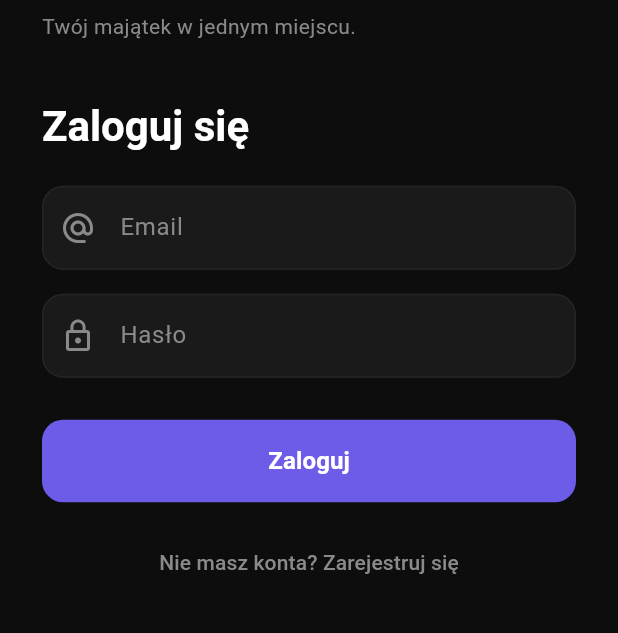
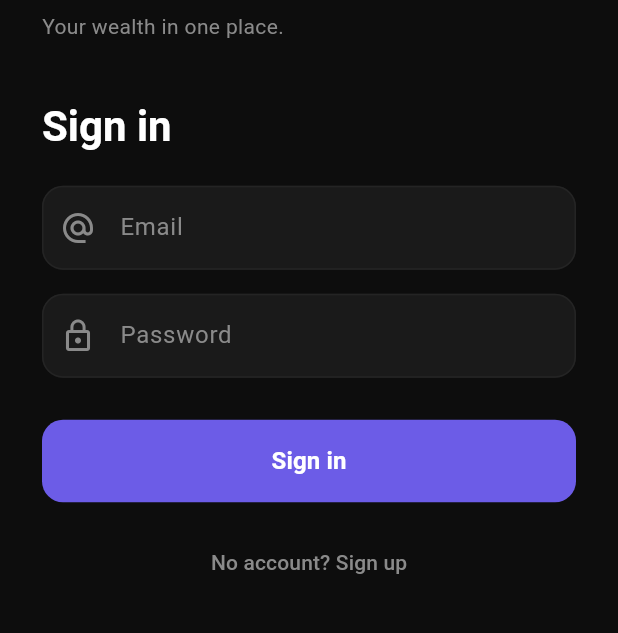
Before and after one commit to tomekmikolajwilk-coder/abundapp-frontend, a Flutter app: the screen it shows after launch, on a phone screen of 412 x 824 dp, the part 349-982 px from its top. Run offline on Flutter 3.47's test engine with Material 3 defaults, Android fonts, the phone set to English and light mode, and no system bars; our stand-ins replace fl_chart, flutter_riverpod, shared_preferences, supabase_flutter, syncfusion_flutter_charts; accounts and stored records are empty.

Commit message:
feat: i18n faza 4 — ekran logowania + ekran transakcji
auth_screen: tytuły/CTA (Zaloguj/Załóż konto), tagline, przełącznik trybu,
pola (Email/Hasło) + walidatory, komunikaty (konto utworzone, błąd ogólny).
transactions_screen: tytuł, błąd ładowania, "po {cena}", empty-state.
~20 kluczy × 5 języków. auth_screen_test owinięty w MaterialApp z delegatami l10n
(locale pl → asercje PL dalej trzymają).

Zostaje: kody błędów backendu (opcja A), data w transakcjach (intl per-locale),
drobne (edytor pozycji, "Zalogowano jako", top-movers, empty-state dashboardu).

Co-Authored-By: Claude Opus 4.8 <noreply@anthropic.com>

```diff
--- a/lib/features/auth/auth_screen.dart
+++ b/lib/features/auth/auth_screen.dart
@@ -3,6 +3,7 @@ import 'package:flutter_riverpod/flutter_riverpod.dart';
 import 'package:supabase_flutter/supabase_flutter.dart';
 import '../../core/providers/auth_provider.dart';
 import '../../core/theme/app_theme.dart';
+import '../../l10n/app_localizations.dart';
 
 /// Ekran logowania / rejestracji (email + hasło).
 ///
@@ -52,8 +53,7 @@ class _AuthScreenState extends ConsumerState<AuthScreen> {
         // logowanie nastąpi dopiero po kliknięciu linku z wiadomości.
         if (res.session == null && mounted) {
           setState(() {
-            _info = 'Konto utworzone. Sprawdź email, aby je potwierdzić, '
-                'a potem zaloguj się.';
+            _info = AppLocalizations.of(context).authAccountCreated;
             _isRegister = false;
           });
         }
@@ -65,7 +65,7 @@ class _AuthScreenState extends ConsumerState<AuthScreen> {
       if (mounted) setState(() => _error = e.message);
     } catch (_) {
       if (mounted) {
-        setState(() => _error = 'Coś poszło nie tak. Spróbuj ponownie.');
+        setState(() => _error = AppLocalizations.of(context).authGenericError);
       }
     } finally {
       if (mounted) setState(() => _loading = false);
@@ -83,8 +83,9 @@ class _AuthScreenState extends ConsumerState<AuthScreen> {
   @override
   Widget build(BuildContext context) {
     final theme = Theme.of(context);
-    final title = _isRegister ? 'Załóż konto' : 'Zaloguj się';
-    final cta = _isRegister ? 'Zarejestruj' : 'Zaloguj';
+    final l = AppLocalizations.of(context);
+    final title = _isRegister ? l.authSignUpTitle : l.authSignInTitle;
+    final cta = _isRegister ? l.authSignUp : l.authSignIn;
 
     return Scaffold(
       backgroundColor: AppColors.background,
@@ -103,7 +104,7 @@ class _AuthScreenState extends ConsumerState<AuthScreen> {
                     Text('Abundapp', style: theme.textTheme.displayLarge),
                     const SizedBox(height: 8),
                     Text(
-                      'Twój majątek w jednym miejscu.',
+                      l.authTagline,
                       style: theme.textTheme.bodyMedium,
                     ),
                     const SizedBox(height: 40),
@@ -153,8 +154,8 @@ class _AuthScreenState extends ConsumerState<AuthScreen> {
                       onPressed: _loading ? null : _toggleMode,
                       child: Text(
                         _isRegister
-                            ? 'Masz już konto? Zaloguj się'
-                            : 'Nie masz konta? Zarejestruj się',
+                            ? l.authToggleToSignIn
+                            : l.authToggleToSignUp,
                         style: const TextStyle(color: AppColors.textSecondary),
                       ),
                     ),
@@ -181,12 +182,14 @@ class _EmailField extends StatelessWidget {
       autocorrect: false,
       autofillHints: const [AutofillHints.email],
       style: const TextStyle(color: AppColors.textPrimary),
-      decoration: _inputDecoration('Email', Icons.alternate_email),
+      decoration:
+          _inputDecoration(AppLocalizations.of(context).authEmail, Icons.alternate_email),
       validator: (v) {
+        final l = AppLocalizations.of(context);
         final value = v?.trim() ?? '';
-        if (value.isEmpty) return 'Podaj email';
+        if (value.isEmpty) return l.authEnterEmail;
         if (!value.contains('@') || !value.contains('.')) {
-          return 'Nieprawidłowy email';
+          return l.authInvalidEmail;
         }
         return null;
       },
@@ -205,10 +208,12 @@ class _PasswordField extends StatelessWidget {
       obscureText: true,
       autofillHints: const [AutofillHints.password],
       style: const TextStyle(color: AppColors.textPrimary),
-      decoration: _inputDecoration('Hasło', Icons.lock_outline),
+      decoration:
+          _inputDecoration(AppLocalizations.of(context).authPassword, Icons.lock_outline),
       validator: (v) {
-        if (v == null || v.isEmpty) return 'Podaj hasło';
-        if (v.length < 6) return 'Hasło min. 6 znaków';
+        final l = AppLocalizations.of(context);
+        if (v == null || v.isEmpty) return l.authEnterPassword;
+        if (v.length < 6) return l.authPasswordMin;
         return null;
       },
     );
--- a/lib/l10n/app_en.arb
+++ b/lib/l10n/app_en.arb
@@ -67,5 +67,26 @@
   "addInOtherCategory": "Add it under Other",
   "andSetValueManually": " and set the value manually.",
   "pickFromList": "Pick from list",
-  "chooseAsset": "Choose asset"
+  "chooseAsset": "Choose asset",
+  "authTagline": "Your wealth in one place.",
+  "authSignInTitle": "Sign in",
+  "authSignUpTitle": "Create account",
+  "authSignIn": "Sign in",
+  "authSignUp": "Sign up",
+  "authToggleToSignIn": "Already have an account? Sign in",
+  "authToggleToSignUp": "No account? Sign up",
+  "authEmail": "Email",
+  "authEnterEmail": "Enter your email",
+  "authInvalidEmail": "Invalid email",
+  "authPassword": "Password",
+  "authEnterPassword": "Enter your password",
+  "authPasswordMin": "Password must be at least 6 characters",
+  "authAccountCreated": "Account created. Check your email to confirm it, then sign in.",
+  "authGenericError": "Something went wrong. Please try again.",
+  "txTitle": "Transactions",
+  "txLoadError": "Couldn't load transactions",
+  "txAtPrice": "at {price}",
+  "@txAtPrice": { "placeholders": { "price": { "type": "String" } } },
+  "txEmpty": "No transactions",
+  "txEmptyHint": "Add an asset and a purchase entry will appear here."
 }
--- a/lib/l10n/app_localizations.dart
+++ b/lib/l10n/app_localizations.dart
@@ -499,6 +499,126 @@ abstract class AppLocalizations {
   /// In en, this message translates to:
   /// **'Choose asset'**
   String get chooseAsset;
+
+  /// No description provided for @authTagline.
+  ///
+  /// In en, this message translates to:
+  /// **'Your wealth in one place.'**
+  String get authTagline;
+
+  /// No description provided for @authSignInTitle.
+  ///
+  /// In en, this message translates to:
+  /// **'Sign in'**
+  String get authSignInTitle;
+
+  /// No description provided for @authSignUpTitle.
+  ///
+  /// In en, this message translates to:
+  /// **'Create account'**
+  String get authSignUpTitle;
+
+  /// No description provided for @authSignIn.
+  ///
+  /// In en, this message translates to:
+  /// **'Sign in'**
+  String get authSignIn;
+
+  /// No description provided for @authSignUp.
+  ///
+  /// In en, this message translates to:
+  /// **'Sign up'**
+  String get authSignUp;
+
+  /// No description provided for @authToggleToSignIn.
+  ///
+  /// In en, this message translates to:
+  /// **'Already have an account? Sign in'**
+  String get authToggleToSignIn;
+
+  /// No description provided for @authToggleToSignUp.
+  ///
+  /// In en, this message translates to:
+  /// **'No account? Sign up'**
+  String get authToggleToSignUp;
+
+  /// No description provided for @authEmail.
+  ///
+  /// In en, this message translates to:
+  /// **'Email'**
+  String get authEmail;
+
+  /// No description provided for @authEnterEmail.
+  ///
+  /// In en, this message translates to:
+  /// **'Enter your email'**
+  String get authEnterEmail;
+
+  /// No description provided for @authInvalidEmail.
+  ///
+  /// In en, this message translates to:
+  /// **'Invalid email'**
+  String get authInvalidEmail;
+
+  /// No description provided for @authPassword.
+  ///
+  /// In en, this message translates to:
+  /// **'Password'**
+  String get authPassword;
+
+  /// No description provided for @authEnterPassword.
+  ///
+  /// In en, this message translates to:
+  /// **'Enter your password'**
+  String get authEnterPassword;
+
+  /// No description provided for @authPasswordMin.
+  ///
+  /// In en, this message translates to:
+  /// **'Password must be at least 6 characters'**
+  String get authPasswordMin;
+
+  /// No description provided for @authAccountCreated.
+  ///
+  /// In en, this message translates to:
+  /// **'Account created. Check your email to confirm it, then sign in.'**
+  String get authAccountCreated;
+
+  /// No description provided for @authGenericError.
+  ///
+  /// In en, this message translates to:
+  /// **'Something went wrong. Please try again.'**
+  String get authGenericError;
+
+  /// No description provided for @txTitle.
+  ///
+  /// In en, this message translates to:
+  /// **'Transactions'**
+  String get txTitle;
+
+  /// No description provided for @txLoadError.
+  ///
+  /// In en, this message translates to:
+  /// **'Couldn\'t load transactions'**
+  String get txLoadError;
+
+  /// No description provided for @txAtPrice.
+  ///
+  /// In en, this message translates to:
+  /// **'at {price}'**
+  String txAtPrice(String price);
+
+  /// No description provided for @txEmpty.
+  ///
+  /// In en, this message translates to:
+  /// **'No transactions'**
+  String get txEmpty;
+
+  /// No description provided for @txEmptyHint.
+  ///
+  /// In en, this message translates to:
+  /// **'Add an asset and a purchase entry will appear here.'**
+  String get txEmptyHint;
 }
 
 class _AppLocalizationsDelegate
--- a/lib/l10n/app_localizations_en.dart
+++ b/lib/l10n/app_localizations_en.dart
@@ -215,4 +215,68 @@ class AppLocalizationsEn extends AppLocalizations {
 
   @override
   String get chooseAsset => 'Choose asset';
+
+  @override
+  String get authTagline => 'Your wealth in one place.';
+
+  @override
+  String get authSignInTitle => 'Sign in';
+
+  @override
+  String get authSignUpTitle => 'Create account';
+
+  @override
+  String get authSignIn => 'Sign in';
+
+  @override
+  String get authSignUp => 'Sign up';
+
+  @override
+  String get authToggleToSignIn => 'Already have an account? Sign in';
+
+  @override
+  String get authToggleToSignUp => 'No account? Sign up';
+
+  @override
+  String get authEmail => 'Email';
+
+  @override
+  String get authEnterEmail => 'Enter your email';
+
+  @override
+  String get authInvalidEmail => 'Invalid email';
+
+  @override
+  String get authPassword => 'Password';
+
+  @override
+  String get authEnterPassword => 'Enter your password';
+
+  @override
+  String get authPasswordMin => 'Password must be at least 6 characters';
+
+  @override
+  String get authAccountCreated =>
+      'Account created. Check your email to confirm it, then sign in.';
+
+  @override
+  String get authGenericError => 'Something went wrong. Please try again.';
+
+  @override
+  String get txTitle => 'Transactions';
+
+  @override
+  String get txLoadError => 'Couldn\'t load transactions';
+
+  @override
+  String txAtPrice(String price) {
+    return 'at $price';
+  }
+
+  @override
+  String get txEmpty => 'No transactions';
+
+  @override
+  String get txEmptyHint =>
+      'Add an asset and a purchase entry will appear here.';
 }
```
Also changed, not shown: lib/features/transactions/transactions_screen.dart (+18 -15 lines), lib/l10n/app_de.arb (+21 -1 lines), lib/l10n/app_es.arb (+21 -1 lines), lib/l10n/app_fr.arb (+21 -1 lines), lib/l10n/app_localizations_de.dart (+65 -0 lines), lib/l10n/app_localizations_es.dart (+65 -0 lines), lib/l10n/app_localizations_fr.dart (+66 -0 lines), lib/l10n/app_localizations_pl.dart (+63 -0 lines), lib/l10n/app_pl.arb (+21 -1 lines), 1 other file.
